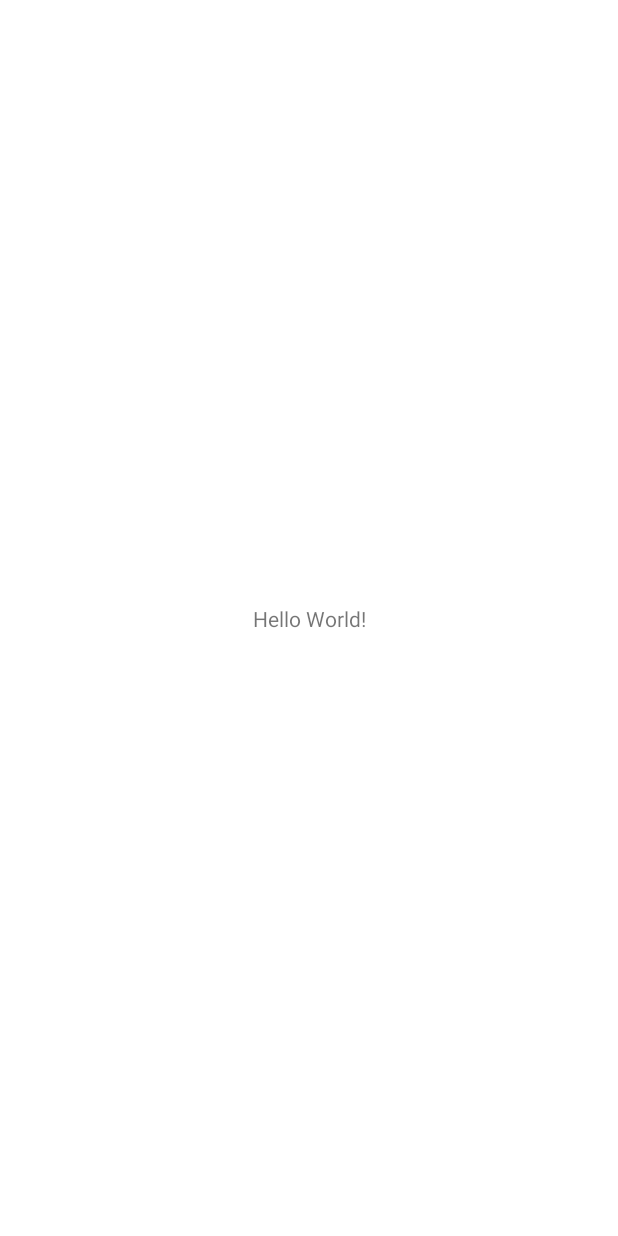
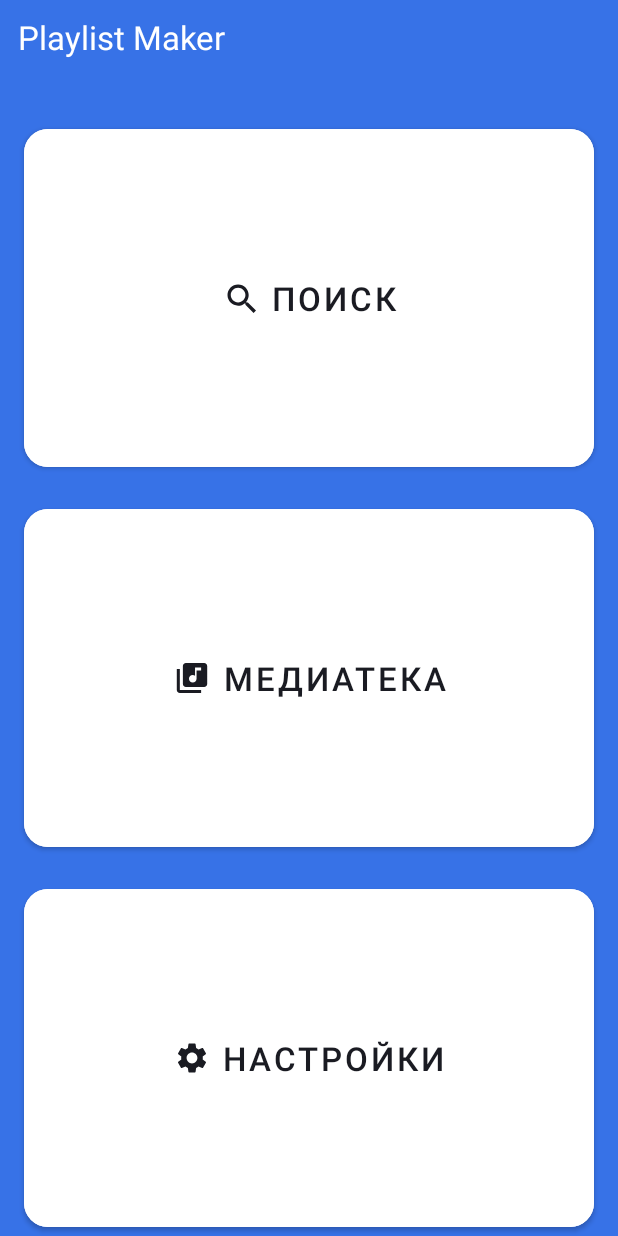
Before and after one commit to VladaKuzmich/PlaylistMaker, an Android app: the screen it shows after launch (MainActivity), on a phone screen of 412 x 824 dp. Before the commit the screen is almost empty. Run offline under Robolectric (Android 15) with nearby library versions, the phone set to English and light mode, and no system bars.

Commit message:
[PLM:2] - sprint_8

```diff
--- a/app/build.gradle.kts
+++ b/app/build.gradle.kts
@@ -5,12 +5,12 @@ plugins {
 
 android {
     namespace = "com.v_kuzmich.playlistmaker"
-    compileSdk = 34
+    compileSdk = 35
 
     defaultConfig {
         applicationId = "com.v_kuzmich.playlistmaker"
         minSdk = 29
-        targetSdk = 34
+        targetSdk = 35
         versionCode = 1
         versionName = "1.0"
 
--- a/app/src/main/java/com/v_kuzmich/playlistmaker/MainActivity.kt
+++ b/app/src/main/java/com/v_kuzmich/playlistmaker/MainActivity.kt
@@ -1,14 +1,32 @@
 package com.v_kuzmich.playlistmaker
 
+import android.content.Intent
 import android.os.Bundle
-import androidx.activity.enableEdgeToEdge
+import android.widget.Button
 import androidx.appcompat.app.AppCompatActivity
-import androidx.core.view.ViewCompat
-import androidx.core.view.WindowInsetsCompat
 
 class MainActivity : AppCompatActivity() {
     override fun onCreate(savedInstanceState: Bundle?) {
         super.onCreate(savedInstanceState)
         setContentView(R.layout.activity_main)
+
+        val settingsButton = findViewById<Button>(R.id.settings_button)
+        val searchButton = findViewById<Button>(R.id.search_button)
+        val mediaLibraryButton = findViewById<Button>(R.id.media_library_button)
+
+        searchButton.setOnClickListener {
+            val intent = Intent(this, SearchActivity::class.java)
+            startActivity(intent)
+        }
+
+        mediaLibraryButton.setOnClickListener {
+            val intent = Intent(this, MediaLibraryActivity::class.java)
+            startActivity(intent)
+        }
+
+        settingsButton.setOnClickListener {
+            val intent = Intent(this, SettingsActivity::class.java)
+            startActivity(intent)
+        }
     }
 }
--- /dev/null
+++ b/app/src/main/res/drawable/media_button_icon.xml
@@ -0,0 +1,9 @@
+<vector xmlns:android="http://schemas.android.com/apk/res/android"
+    android:width="25dp"
+    android:height="24dp"
+    android:viewportWidth="25"
+    android:viewportHeight="24">
+    <path
+        android:pathData="M20.5,2H8.5C7.4,2 6.5,2.9 6.5,4V16C6.5,17.1 7.4,18 8.5,18H20.5C21.6,18 22.5,17.1 22.5,16V4C22.5,2.9 21.6,2 20.5,2ZM18.5,7H15.5V12.5C15.5,13.88 14.38,15 13,15C11.62,15 10.5,13.88 10.5,12.5C10.5,11.12 11.62,10 13,10C13.57,10 14.08,10.19 14.5,10.51V5H18.5V7ZM4.5,6H2.5V20C2.5,21.1 3.4,22 4.5,22H18.5V20H4.5V6Z"
+        android:fillColor="#1A1B22"/>
+</vector>
--- /dev/null
+++ b/app/src/main/res/drawable/search_button_icon.xml
@@ -0,0 +1,9 @@
+<vector xmlns:android="http://schemas.android.com/apk/res/android"
+    android:width="24dp"
+    android:height="24dp"
+    android:viewportWidth="24"
+    android:viewportHeight="24">
+    <path
+        android:pathData="M16.579,14.95H15.721L15.417,14.656C16.481,13.418 17.122,11.81 17.122,10.061C17.122,6.161 13.961,3 10.061,3C6.161,3 3,6.161 3,10.061C3,13.961 6.161,17.122 10.061,17.122C11.81,17.122 13.418,16.481 14.656,15.417L14.95,15.721V16.579L20.381,22L22,20.381L16.579,14.95ZM10.061,14.95C7.356,14.95 5.173,12.766 5.173,10.061C5.173,7.356 7.356,5.173 10.061,5.173C12.766,5.173 14.95,7.356 14.95,10.061C14.95,12.766 12.766,14.95 10.061,14.95Z"
+        android:fillColor="#1A1B22"/>
+</vector>
--- /dev/null
+++ b/app/src/main/res/drawable/settings_button_icon.xml
@@ -0,0 +1,9 @@
+<vector xmlns:android="http://schemas.android.com/apk/res/android"
+    android:width="24dp"
+    android:height="24dp"
+    android:viewportWidth="24"
+    android:viewportHeight="24">
+    <path
+        android:pathData="M19.14,12.94C19.18,12.64 19.2,12.33 19.2,12C19.2,11.68 19.18,11.36 19.13,11.06L21.16,9.48C21.34,9.34 21.39,9.07 21.28,8.87L19.36,5.55C19.24,5.33 18.99,5.26 18.77,5.33L16.38,6.29C15.88,5.91 15.35,5.59 14.76,5.35L14.4,2.81C14.36,2.57 14.16,2.4 13.92,2.4H10.08C9.84,2.4 9.65,2.57 9.61,2.81L9.25,5.35C8.66,5.59 8.12,5.92 7.63,6.29L5.24,5.33C5.02,5.25 4.77,5.33 4.65,5.55L2.74,8.87C2.62,9.08 2.66,9.34 2.86,9.48L4.89,11.06C4.84,11.36 4.8,11.69 4.8,12C4.8,12.31 4.82,12.64 4.87,12.94L2.84,14.52C2.66,14.66 2.61,14.93 2.72,15.13L4.64,18.45C4.76,18.67 5.01,18.74 5.23,18.67L7.62,17.71C8.12,18.09 8.65,18.41 9.24,18.65L9.6,21.19C9.65,21.43 9.84,21.6 10.08,21.6H13.92C14.16,21.6 14.36,21.43 14.39,21.19L14.75,18.65C15.34,18.41 15.88,18.09 16.37,17.71L18.76,18.67C18.98,18.75 19.23,18.67 19.35,18.45L21.27,15.13C21.39,14.91 21.34,14.66 21.15,14.52L19.14,12.94ZM12,15.6C10.02,15.6 8.4,13.98 8.4,12C8.4,10.02 10.02,8.4 12,8.4C13.98,8.4 15.6,10.02 15.6,12C15.6,13.98 13.98,15.6 12,15.6Z"
+        android:fillColor="#1A1B22"/>
+</vector>
--- a/app/src/main/res/layout/activity_main.xml
+++ b/app/src/main/res/layout/activity_main.xml
@@ -1,19 +1,74 @@
 <?xml version="1.0" encoding="utf-8"?>
-<androidx.constraintlayout.widget.ConstraintLayout xmlns:android="http://schemas.android.com/apk/res/android"
+<LinearLayout xmlns:android="http://schemas.android.com/apk/res/android"
     xmlns:app="http://schemas.android.com/apk/res-auto"
-    xmlns:tools="http://schemas.android.com/tools"
     android:id="@+id/main"
     android:layout_width="match_parent"
     android:layout_height="match_parent"
-    tools:context=".MainActivity">
+    android:orientation="vertical"
+    android:background="@color/background">
 
     <TextView
         android:layout_width="wrap_content"
-        android:layout_height="wrap_content"
-        android:text="Hello World!"
-        app:layout_constraintBottom_toBottomOf="parent"
-        app:layout_constraintEnd_toEndOf="parent"
-        app:layout_constraintStart_toStartOf="parent"
-        app:layout_constraintTop_toTopOf="parent" />
+        android:layout_height="56dp"
+        android:paddingTop="10dp"
+        android:paddingStart="12dp"
+        android:layout_gravity="start"
+        android:text="@string/main_header"
+        android:textColor="@color/text_header_color"
+        android:textSize="@dimen/main_activity_text_size" />
 
-</androidx.constraintlayout.widget.ConstraintLayout>
+    <Button
+        android:id="@+id/search_button"
+        android:layout_width="match_parent"
+        android:layout_height="0dp"
+        android:layout_weight="1"
+        android:layout_marginTop="24dp"
+        android:layout_marginStart="@dimen/main_activity_menu_item_margin"
+        android:layout_marginEnd="@dimen/main_activity_menu_item_margin"
+        android:backgroundTint="@color/menu_item_background"
+        android:text="@string/search_string"
+        android:textColor="@color/menu_item_text_color"
+        android:textSize="@dimen/main_activity_text_size"
+        app:cornerRadius="@dimen/main_activity_menu_corner_radius"
+        app:icon="@drawable/search_button_icon"
+        app:iconTint = "@color/menu_item_text_color"
+        app:iconGravity="textStart"
+        app:iconPadding="@dimen/main_activity_icon_padding" />
+
+    <Button
+        android:id="@+id/media_library_button"
+        android:layout_width="match_parent"
+        android:layout_height="0dp"
+        android:layout_weight="1"
+        android:layout_marginTop="@dimen/main_activity_menu_item_margin"
+        android:layout_marginStart="@dimen/main_activity_menu_item_margin"
+        android:layout_marginEnd="@dimen/main_activity_menu_item_margin"
+        android:backgroundTint="@color/menu_item_background"
+        android:text="@string/media_string"
+        android:textSize="@dimen/main_activity_text_size"
+        android:textColor="@color/menu_item_text_color"
+        app:cornerRadius="@dimen/main_activity_menu_corner_radius"
+        app:icon="@drawable/media_button_icon"
+        app:iconTint = "@color/menu_item_text_color"
+        app:iconGravity="textStart"
+        app:iconPadding="@dimen/main_activity_icon_padding" />
+
+    <Button
+        android:id="@+id/settings_button"
+        android:layout_width="match_parent"
+        android:layout_height="0dp"
+        android:layout_weight="1"
+        android:layout_marginTop="@dimen/main_activity_menu_item_margin"
+        android:layout_marginStart="@dimen/main_activity_menu_item_margin"
+        android:layout_marginEnd="@dimen/main_activity_menu_item_margin"
+        android:backgroundTint="@color/menu_item_background"
+        android:text="@string/settings_string"
+        android:textSize="@dimen/main_activity_text_size"
+        android:textColor="@color/menu_item_text_color"
+        app:cornerRadius="@dimen/main_activity_menu_corner_radius"
+        app:icon="@drawable/settings_button_icon"
+        app:iconTint = "@color/menu_item_text_color"
+        app:iconGravity="textStart"
+        app:iconPadding="@dimen/main_activity_icon_padding" />
+
+</LinearLayout>
--- a/app/src/main/res/values/colors.xml
+++ b/app/src/main/res/values/colors.xml
@@ -2,4 +2,10 @@
 <resources>
     <color name="black">#FF000000</color>
     <color name="white">#FFFFFFFF</color>
+
+    <color name="background">#3772E7</color>
+    <color name="text_header_color">#ffffff</color>
+    <color name="menu_item_background">#ffffff</color>
+    <color name="menu_item_text_color">#1A1B22</color>
+
 </resources>
--- /dev/null
+++ b/app/src/main/res/values/dimens.xml
@@ -0,0 +1,7 @@
+<?xml version="1.0" encoding="utf-8"?>
+<resources>
+    <dimen name="main_activity_text_size">22sp</dimen>
+    <dimen name="main_activity_icon_padding">8dp</dimen>
+    <dimen name="main_activity_menu_corner_radius">16dp</dimen>
+    <dimen name="main_activity_menu_item_margin">16dp</dimen>
+</resources>
--- a/app/src/main/res/values/strings.xml
+++ b/app/src/main/res/values/strings.xml
@@ -1,3 +1,15 @@
 <resources>
     <string name="app_name">Playlist Maker</string>
+    <string name="main_header">Playlist Maker</string>
+    <string name="search_string">Поиск</string>
+    <string name="media_string">Медиатека</string>
+    <string name="settings_string">Настройки</string>
+    <string name="title_activity_settings">SettingsActivity</string>
+    <string name="settings_header">Настройки</string>
+    <string name="dark_theme">Темная тема</string>
+    <string name="share_menu_item">Поделиться приложением</string>
+    <string name="support_menu_item">Написать в поддержку</string>
+    <string name="user_agreement_menu_item">Пользовательское соглашение</string>
+    <string name="media_library_activity_header">Медиатека</string>
+    <string name="search_activity_header">Поиск</string>
 </resources>
```
Also changed, not shown: app/src/main/AndroidManifest.xml (+9 -0 lines), app/src/main/java/com/v_kuzmich/playlistmaker/MediaLibraryActivity.kt (added, +14 -0 lines), app/src/main/java/com/v_kuzmich/playlistmaker/SearchActivity.kt (added, +14 -0 lines), app/src/main/java/com/v_kuzmich/playlistmaker/SettingsActivity.kt (added, +21 -0 lines), app/src/main/res/drawable/arrow_forward_button_icon.xml (added, +9 -0 lines), app/src/main/res/drawable/back_icon.xml (added, +13 -0 lines), app/src/main/res/drawable/share_button_icon.xml (added, +9 -0 lines), app/src/main/res/drawable/support_button_icon.xml (added, +18 -0 lines), app/src/main/res/layout/activity_media_library.xml (added, +17 -0 lines), app/src/main/res/layout/activity_search.xml (added, +17 -0 lines), app/src/main/res/layout/activity_settings.xml (added, +150 -0 lines).
